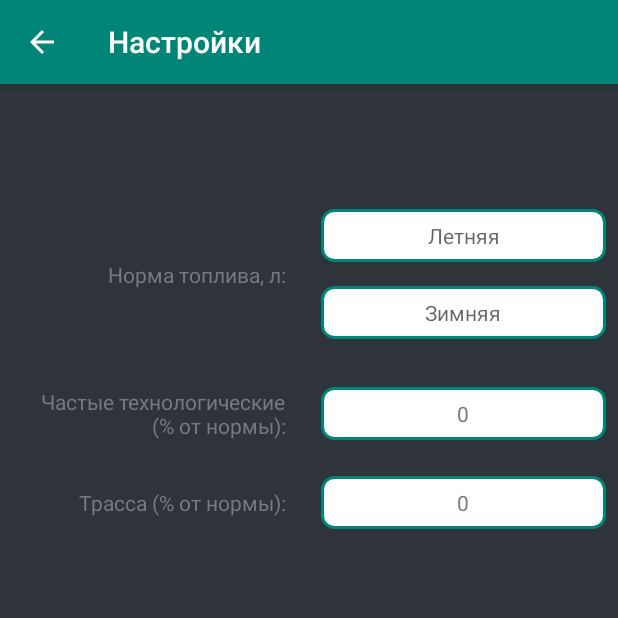
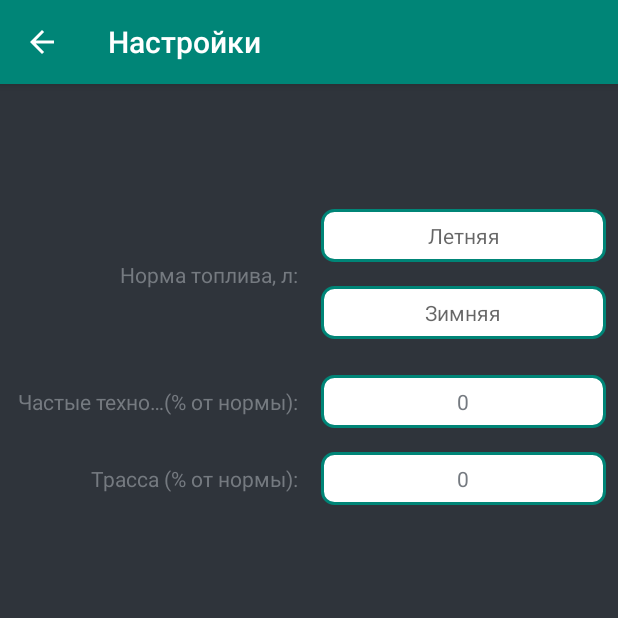
Before and after one commit to Pavluchkov/Fuel-balance-kt, an Android app: the screen it shows after launch (SettingActivity), after a tap on "Настройки", on a phone screen of 412 x 824 dp, the top half of it. Run offline under Robolectric (Android 15) with nearby library versions, the phone set to English and light mode, and no system bars; 1 other tap on this screen came first.

Commit message:
Сделано обновление результата по выходу из settings. Сделано сокращение строк

```diff
--- a/app/src/main/java/by/pavluchkov/fuel_balance/views/MainActivity.kt
+++ b/app/src/main/java/by/pavluchkov/fuel_balance/views/MainActivity.kt
@@ -204,6 +204,13 @@ class MainActivity : AppCompatActivity(), NavigationView.OnNavigationItemSelecte
         super.onDestroy()
     }
 
+    override fun onStart() {
+        Timer().schedule(600) {
+            setResult(mPresenter.getResult(getUserData(), mPresenter.loadSettingsData()))
+        }
+        super.onStart()
+    }
+
     private fun setEditTextListener(editText: EditText) {
         editText.addTextChangedListener(object : TextWatcher {
             override fun afterTextChanged(s: Editable?) {
--- a/app/src/main/res/layout/activity_setting.xml
+++ b/app/src/main/res/layout/activity_setting.xml
@@ -28,11 +28,15 @@
                 android:layout_width="0dp"
                 android:layout_height="wrap_content"
                 android:textAlignment="textEnd"
-                android:padding="8dp"
+                android:paddingTop="8dp"
+                android:paddingBottom="8dp"
                 android:layout_marginStart="8dp"
                 android:layout_marginEnd="8dp"
                 android:layout_marginBottom="8dp"
                 android:layout_marginTop="8dp"
+                android:singleLine="true"
+                android:ellipsize="middle"
+                android:maxLines="2"
                 app:layout_constraintStart_toStartOf="parent"
                 app:layout_constraintEnd_toStartOf="@+id/guideline_50_procent"
                 app:layout_constraintBottom_toBottomOf="@+id/editText_winter_norma_settings"
@@ -94,10 +98,14 @@
                 android:layout_width="0dp"
                 android:layout_height="wrap_content"
                 android:textAlignment="textEnd"
-                android:padding="8dp"
+                android:paddingTop="8dp"
+                android:paddingBottom="8dp"
                 android:layout_marginTop="24dp"
                 android:layout_marginEnd="8dp"
                 android:layout_marginStart="8dp"
+                android:singleLine="true"
+                android:ellipsize="middle"
+                android:maxLines="2"
                 app:layout_constraintTop_toBottomOf="@+id/editText_winter_norma_settings"
                 app:layout_constraintStart_toStartOf="parent"
                 app:layout_constraintEnd_toStartOf="@+id/guideline_50_procent"/>
@@ -108,10 +116,14 @@
                 android:layout_width="0dp"
                 android:layout_height="wrap_content"
                 android:textAlignment="textEnd"
-                android:padding="8dp"
+                android:paddingTop="8dp"
+                android:paddingBottom="8dp"
                 android:layout_marginTop="16dp"
                 android:layout_marginStart="8dp"
                 android:layout_marginEnd="8dp"
+                android:singleLine="true"
+                android:ellipsize="middle"
+                android:maxLines="2"
                 app:layout_constraintTop_toBottomOf="@+id/textView_frequent_technological_settings"
                 app:layout_constraintStart_toStartOf="parent"
                 app:layout_constraintEnd_toStartOf="@+id/guideline_50_procent"/>
--- a/build.gradle
+++ b/build.gradle
@@ -8,7 +8,7 @@ buildscript {
 
     }
     dependencies {
-        classpath 'com.android.tools.build:gradle:3.4.1'
+        classpath 'com.android.tools.build:gradle:3.4.2'
         classpath "org.jetbrains.kotlin:kotlin-gradle-plugin:$kotlin_version"
         // NOTE: Do not place your application dependencies here; they belong
         // in the individual module build.gradle files
```
Also changed, not shown: app/src/main/res/layout/content_main.xml (+34 -7 lines).
